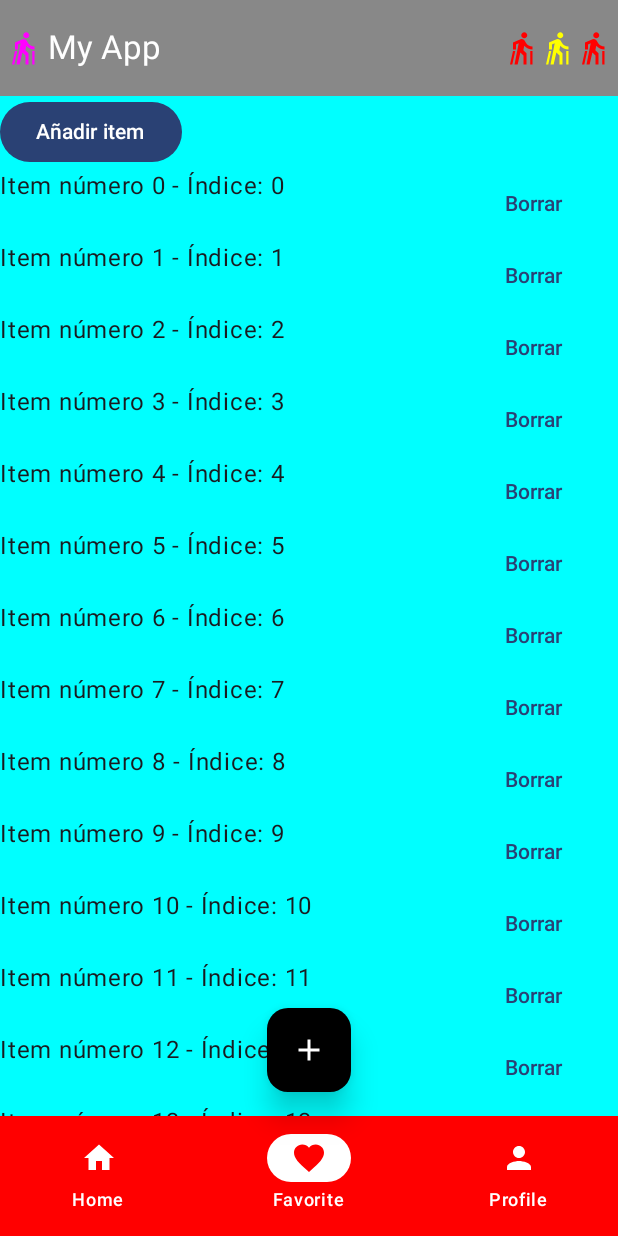
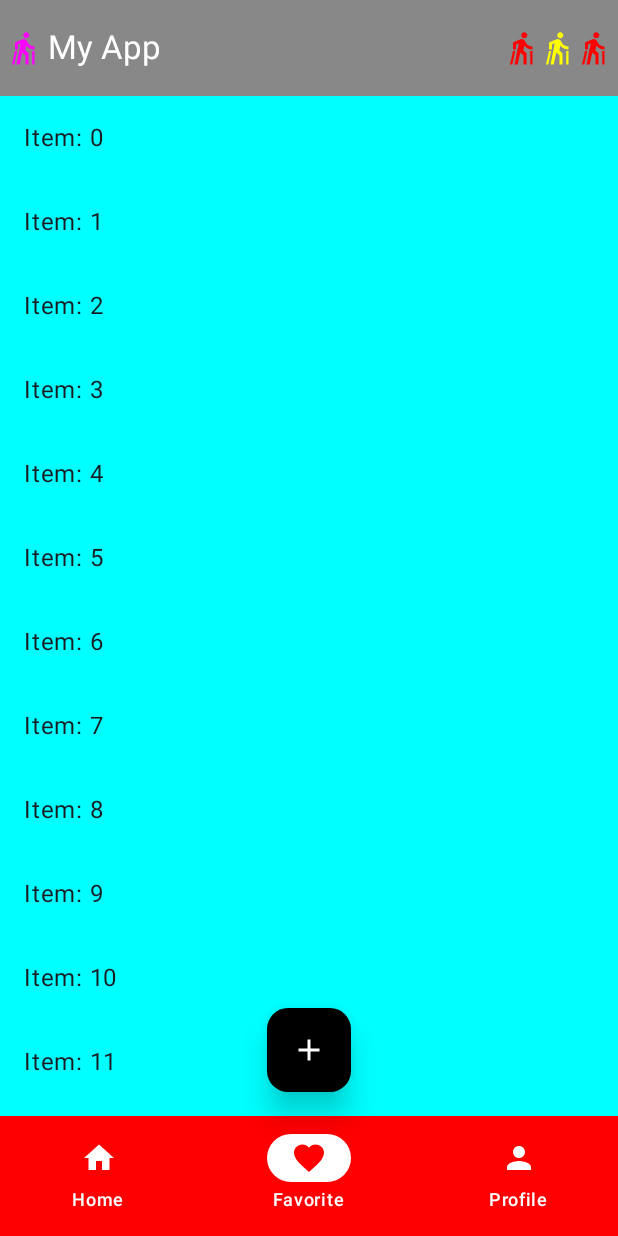
Before and after one commit to VicLT/UDEMY_Jetpack_Compose, an Android app built with Jetpack Compose: the screen it shows after launch (MainActivity), item 2 of the bottom bar chosen, on a phone screen of 412 x 824 dp. Run offline under Robolectric (Android 15) with nearby library versions, the phone set to English and light mode, and no system bars.

Commit message:
Gestionar el estado de las listas

```diff
--- a/app/src/main/java/udemy/victorlamas/myfirstcomposeapp/MainActivity.kt
+++ b/app/src/main/java/udemy/victorlamas/myfirstcomposeapp/MainActivity.kt
@@ -25,12 +25,12 @@ import androidx.compose.ui.Modifier
 import androidx.compose.ui.graphics.Color
 import androidx.compose.ui.tooling.preview.Preview
 import kotlinx.coroutines.launch
-import udemy.victorlamas.myfirstcomposeapp.components.MyAdvancedList
 import udemy.victorlamas.myfirstcomposeapp.components.MyCustomDialog
 import udemy.victorlamas.myfirstcomposeapp.components.MyFAB
 import udemy.victorlamas.myfirstcomposeapp.components.MyModalDrawer
 import udemy.victorlamas.myfirstcomposeapp.components.MyNavigationBar
 import udemy.victorlamas.myfirstcomposeapp.components.MyTopAppBar
+import udemy.victorlamas.myfirstcomposeapp.components.ScrollList
 import udemy.victorlamas.myfirstcomposeapp.components.model.PokemonCombat
 import udemy.victorlamas.myfirstcomposeapp.login.Greeting
 import udemy.victorlamas.myfirstcomposeapp.ui.theme.MyFirstComposeAppTheme
@@ -118,7 +118,8 @@ class MainActivity : ComponentActivity() {
 //                            LaunchedEffect {}
 //                            MyDerivedStateOf()
 //                            MyBasicList {}
-                            MyAdvancedList()
+//                            MyAdvancedList()
+                            ScrollList()
                         }
                     }
                 }
--- a/app/src/main/java/udemy/victorlamas/myfirstcomposeapp/components/Lists.kt
+++ b/app/src/main/java/udemy/victorlamas/myfirstcomposeapp/components/Lists.kt
@@ -1,23 +1,35 @@
 package udemy.victorlamas.myfirstcomposeapp.components
 
 import androidx.compose.foundation.clickable
+import androidx.compose.foundation.layout.Box
 import androidx.compose.foundation.layout.Row
 import androidx.compose.foundation.layout.Spacer
+import androidx.compose.foundation.layout.fillMaxSize
+import androidx.compose.foundation.layout.fillMaxWidth
 import androidx.compose.foundation.layout.padding
 import androidx.compose.foundation.layout.width
 import androidx.compose.foundation.lazy.LazyColumn
 import androidx.compose.foundation.lazy.items
 import androidx.compose.foundation.lazy.itemsIndexed
+import androidx.compose.foundation.lazy.rememberLazyListState
+import androidx.compose.material.icons.Icons
+import androidx.compose.material.icons.filled.Home
 import androidx.compose.material3.Button
+import androidx.compose.material3.FloatingActionButton
+import androidx.compose.material3.Icon
 import androidx.compose.material3.Text
 import androidx.compose.material3.TextButton
 import androidx.compose.runtime.Composable
+import androidx.compose.runtime.derivedStateOf
 import androidx.compose.runtime.getValue
 import androidx.compose.runtime.mutableStateOf
 import androidx.compose.runtime.remember
+import androidx.compose.runtime.rememberCoroutineScope
 import androidx.compose.runtime.setValue
+import androidx.compose.ui.Alignment
 import androidx.compose.ui.Modifier
 import androidx.compose.ui.unit.dp
+import kotlinx.coroutines.launch
 
 @Composable
 fun MyBasicList(modifier: Modifier = Modifier, onItemClick: (String) -> Unit) {
@@ -123,3 +135,39 @@ fun MyAdvancedList(modifier: Modifier = Modifier) {
         }
     }
 }
+
+@Composable
+fun ScrollList(modifier: Modifier = Modifier) {
+    val listState = rememberLazyListState()
+    val coroutineScope = rememberCoroutineScope()
+
+    val showButton by remember {
+        derivedStateOf { listState.firstVisibleItemIndex > 5 }
+    }
+
+    Box(Modifier.fillMaxSize(), contentAlignment = Alignment.TopEnd) {
+        LazyColumn(state = listState) {
+            items(100) {
+                Text(
+                    "Item: $it",
+                    modifier = Modifier
+                        .fillMaxWidth()
+                        .padding(16.dp)
+                )
+            }
+        }
+        if (showButton) {
+            FloatingActionButton(onClick = {
+                coroutineScope.launch {
+                    //listState.animateScrollToItem(0)
+                    listState.scrollToItem(0)
+                }
+            }, modifier = Modifier.padding(16.dp)) {
+                Icon(
+                    imageVector = Icons.Default.Home,
+                    contentDescription = null
+                )
+            }
+        }
+    }
+}
```
